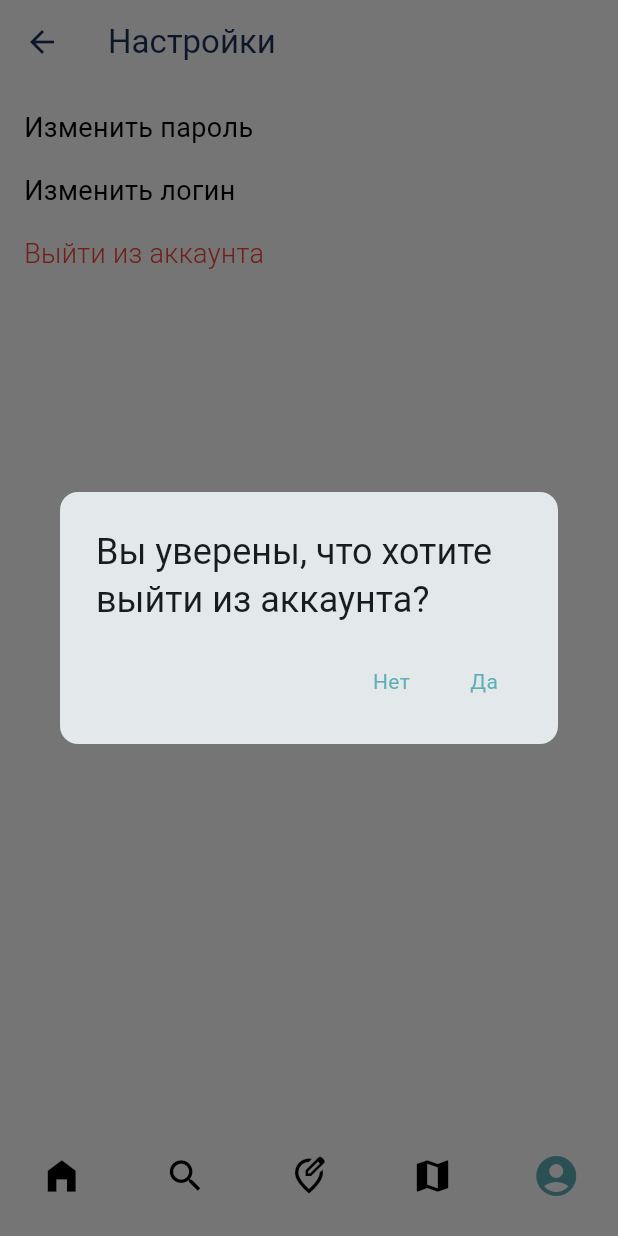
After one commit to krisskarpovich/Loci, a Flutter app: the SettingsScreen screen opened by its route, after a tap on "Выйти из аккаунта", on a phone screen of 412 x 824 dp. The commit adds this screen. Run offline on Flutter 3.47's test engine with Material 3 defaults, Android fonts, the phone set to English and light mode, and no system bars; our stand-ins replace bloc, firebase_auth, firebase_core, flutter_bloc, freezed_annotation, go_router; accounts and stored records are empty; network calls fail.

Commit message:
Add account screen and logout

```diff
--- a/lib/core/navigation/router.dart
+++ b/lib/core/navigation/router.dart
@@ -1,4 +1,6 @@
 import 'package:go_router/go_router.dart';
+import 'package:loci/feature/account/account_screen.dart';
+import 'package:loci/feature/account/settings_screen.dart';
 import 'package:loci/feature/auth/register_screen.dart';
 import 'package:loci/feature/main_navigation_shell.dart';
 import 'package:loci/feature/feed/first_screen.dart';
@@ -31,7 +33,7 @@ final router = GoRouter(
             StatefulShellBranch(
               routes: [
                 GoRoute(
-                  path: 'first',
+                  path: '/first',
                   name: 'first',
                   builder: (context, state) => const FirstScreen(),
                 ),
@@ -40,7 +42,7 @@ final router = GoRouter(
             StatefulShellBranch(
               routes: [
                 GoRoute(
-                  path: 'search',
+                  path: '/search',
                   name: 'search',
                   builder: (context, state) => const FirstScreen(),
                 ),
@@ -49,28 +51,36 @@ final router = GoRouter(
             StatefulShellBranch(
               routes: [
                 GoRoute(
-                  path: 'add',
+                  path: '/add',
                   name: 'add',
-                  builder: (context, state) => const FirstScreen(),
+                  builder: (context, state) => const AccountScreen(),
                 ),
               ],
             ),
             StatefulShellBranch(
               routes: [
                 GoRoute(
-                  path: 'map',
+                  path: '/map',
                   name: 'map',
-                  builder: (context, state) => const FirstScreen(),
+                  builder: (context, state) => const AccountScreen(),
                 ),
               ],
             ),
             StatefulShellBranch(
               routes: [
                 GoRoute(
-                  path: 'account',
+                  path: '/account',
                   name: 'account',
-                  builder: (context, state) => const FirstScreen(),
+                  builder: (context, state) => const AccountScreen(),
+                  routes: [
+                    GoRoute(
+                      path: 'set',
+                      name: 'set',
+                      builder: (context, state) => const SettingsScreen(),
+                    ),
+                  ],
                 ),
+
               ],
             ),
           ],
--- /dev/null
+++ b/lib/feature/account/account_screen.dart
@@ -0,0 +1,78 @@
+import 'package:flutter/material.dart';
+import 'package:go_router/go_router.dart';
+
+class AccountScreen extends StatelessWidget {
+  const AccountScreen({super.key});
+
+  @override
+  Widget build(BuildContext context) {
+    return Scaffold(
+      body: CustomScrollView(
+        slivers: [
+          SliverAppBar(
+            title: Row(
+              mainAxisAlignment: MainAxisAlignment.spaceBetween,
+              children: [
+                Text('Аккаунт'),
+                IconButton(
+                  icon: Icon(Icons.settings),
+                  color: Theme.of(context).colorScheme.primary,
+                  iconSize: 28,
+                  onPressed: () => context.goNamed('set'),
+                ),
+              ],
+            ),
+            floating: true,
+            snap: true,
+            backgroundColor: Colors.white,
+            foregroundColor: Theme.of(context).colorScheme.secondary,
+            elevation: 0,
+          ),
+          SliverToBoxAdapter(
+            child: Padding(
+              padding: const EdgeInsets.all(16.0),
+              child: Column(
+                children: [
+                  Row(
+                    crossAxisAlignment: CrossAxisAlignment.start,
+                    children: [
+                      const CircleAvatar(
+                        radius: 60,
+                        backgroundImage: NetworkImage(
+                          'https://i.pravatar.cc/150?img=10',
+                        ),
+                      ),
+                      const SizedBox(width: 16),
+                      Column(
+                        mainAxisAlignment: MainAxisAlignment.start,
+                        crossAxisAlignment: CrossAxisAlignment.start,
+                        children: [
+                          const Text(
+                            'Кристина',
+                            style: TextStyle(
+                              fontSize: 22,
+                              fontWeight: FontWeight.w500,
+                              color: Colors.black,
+                            ),
+                          ),
+                          const Text(
+                            'Исследователь города',
+                            style: TextStyle(
+                              fontSize: 18,
+                              fontWeight: FontWeight.w300,
+                              color: Colors.black,
+                            ),
+                          ),
+                        ],
+                      ),
+                    ],
+                  ),
+                ],
+              ),
+            ),
+          ),
+        ],
+      ),
+    );
+  }
+}
--- /dev/null
+++ b/lib/feature/account/settings_screen.dart
@@ -0,0 +1,74 @@
+import 'package:flutter/material.dart';
+import 'package:loci/data/services/auth_service.dart';
+import 'package:loci/ui/widgets/confirmation_dialog.dart';
+
+class SettingsScreen extends StatelessWidget {
+  const SettingsScreen({super.key});
+
+  @override
+  Widget build(BuildContext context) {
+    popPage() {
+      Navigator.pop(context);
+    }
+
+    void logout() async {
+      try {
+        await authService.value.signOut();
+        popPage();
+      } catch (e) {}
+    }
+
+    return Scaffold(
+      body: CustomScrollView(
+        slivers: [
+          SliverAppBar(
+            title: Row(
+              mainAxisAlignment: MainAxisAlignment.spaceBetween,
+              children: [Text('Настройки')],
+            ),
+            floating: true,
+            snap: true,
+            backgroundColor: Colors.white,
+            foregroundColor: Theme.of(context).colorScheme.secondary,
+            elevation: 0,
+          ),
+          SliverToBoxAdapter(
+            child: Padding(
+              padding: const EdgeInsets.all(16.0),
+              child: Column(
+                crossAxisAlignment: CrossAxisAlignment.start,
+                children: [
+                  const Text(
+                    'Изменить пароль',
+                    style: TextStyle(fontSize: 18, color: Colors.black),
+                  ),
+                  SizedBox(height: 16),
+                  const Text(
+                    'Изменить логин',
+                    style: TextStyle(fontSize: 18, color: Colors.black),
+                  ),
+                  SizedBox(height: 16),
+                  GestureDetector(
+                    onTap: () => ConfirmationDialogs.showConfirmationDialog(
+                      title: 'Вы уверены, что хотите выйти из аккаунта?',
+                      context: context,
+                      onConfirm: logout,
+                    ),
+                    child: const Text(
+                      'Выйти из аккаунта',
+                      style: TextStyle(
+                        fontSize: 18,
+                        fontWeight: FontWeight.w300,
+                        color: Colors.red,
+                      ),
+                    ),
+                  ),
+                ],
+              ),
+            ),
+          ),
+        ],
+      ),
+    );
+  }
+}
--- a/lib/theme/app_theme.dart
+++ b/lib/theme/app_theme.dart
@@ -15,8 +15,8 @@ class AppTheme {
         surface: AppColors.lightBlue,
       ),
       appBarTheme: const AppBarTheme(
-        backgroundColor: AppColors.primary,
-        foregroundColor: Colors.white,
+        backgroundColor: Colors.white,
+        foregroundColor: AppColors.secondary,
       ),
       elevatedButtonTheme: ElevatedButtonThemeData(
         style: ElevatedButton.styleFrom(
--- /dev/null
+++ b/lib/theme/extensions/theme_extention.dart
@@ -0,0 +1,5 @@
+import 'package:flutter/material.dart';
+
+extension AppThemeExtension on BuildContext {
+  ColorScheme get colorScheme => Theme.of(this).colorScheme;
+}
--- /dev/null
+++ b/lib/ui/widgets/confirmation_dialog.dart
@@ -0,0 +1,110 @@
+import 'package:flutter/material.dart';
+import 'package:loci/theme/extensions/theme_extention.dart';
+
+class ConfirmationDialogs {
+  static Future<void> confirmDelete({
+    required BuildContext context,
+    required void Function() onConfirm,
+  }) => showConfirmationDialog(
+    context: context,
+    title: 'Удалить данные?',
+    onConfirm: () {
+      onConfirm();
+      _closeDialog(context);
+    },
+  );
+
+  static Future<void> confirmPop({
+    required BuildContext context,
+    required void Function() onConfirm,
+  }) => showConfirmationDialog(
+    context: context,
+    title: 'Вы уверены, что хотите выполнить данное действие?',
+    onConfirm: () {
+      _closeDialog(context);
+      onConfirm();
+    },
+  );
+
+  static Future<void> showConfirmationDialog({
+    required BuildContext context,
+    required String title,
+    String? confirmButtonName,
+    String? cancelButtonName,
+    required void Function() onConfirm,
+  }) {
+    return showAdaptiveDialog(
+      context: context,
+      useRootNavigator: true,
+      builder: (_) => _ConfirmationDialog(
+        title: title,
+        cancelButtonName: cancelButtonName ?? 'Нет',
+        onCancel: () => _closeDialog(context),
+        confirmButtonName: confirmButtonName ?? 'Да',
+        onConfirm: onConfirm,
+      ),
+    );
+  }
+
+  static void _closeDialog(BuildContext context) =>
+      Navigator.of(context, rootNavigator: true).pop();
+}
+
+class _ConfirmationDialog extends StatelessWidget {
+  const _ConfirmationDialog({
+    required this.title,
+    required this.cancelButtonName,
+    required this.onCancel,
+    required this.confirmButtonName,
+    required this.onConfirm,
+  });
+
+  final String title;
+
+  final String cancelButtonName;
+  final void Function() onCancel;
+
+  final String confirmButtonName;
+  final void Function() onConfirm;
+
+  @override
+  Widget build(BuildContext context) {
+    return AlertDialog(
+      shape: RoundedRectangleBorder(
+        borderRadius: BorderRadius.all(Radius.circular(12)),
+      ),
+      title: Text(title),
+      actions: [
+        _ActionButton(text: cancelButtonName, onTap: onCancel),
+        _ActionButton(text: confirmButtonName, onTap: onConfirm),
+      ],
+    );
+  }
+}
+
+class _ActionButton extends StatelessWidget {
+  const _ActionButton({required this.text, required this.onTap});
+
+  final String text;
+  final void Function() onTap;
+
+  @override
+  Widget build(BuildContext context) {
+    return ClipRRect(
+      borderRadius: const BorderRadius.all(Radius.circular(8)),
+      child: Material(
+        type: MaterialType.transparency,
+        child: InkWell(
+          onTap: onTap,
+          child: Ink(
+            padding: const EdgeInsets.symmetric(horizontal: 16, vertical: 8),
+            child: Text(
+              text,
+              style: TextStyle(color: context.colorScheme.primary),
+            ),
+          ),
+        ),
+      ),
+    );
+  }
+}
```
